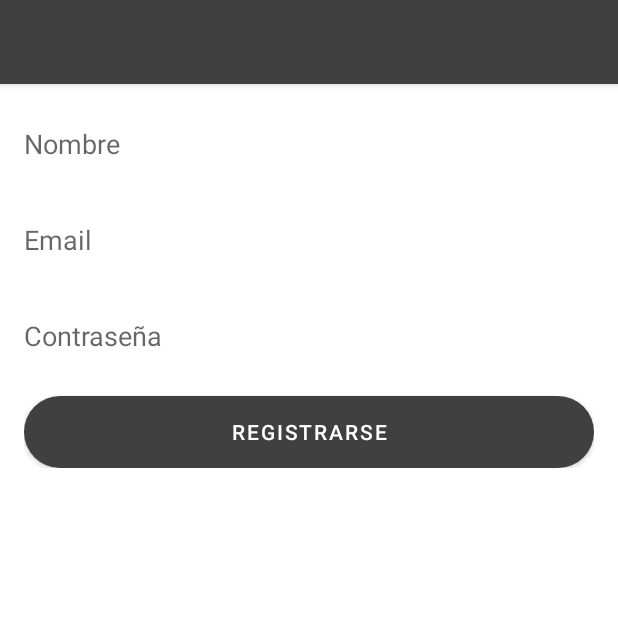
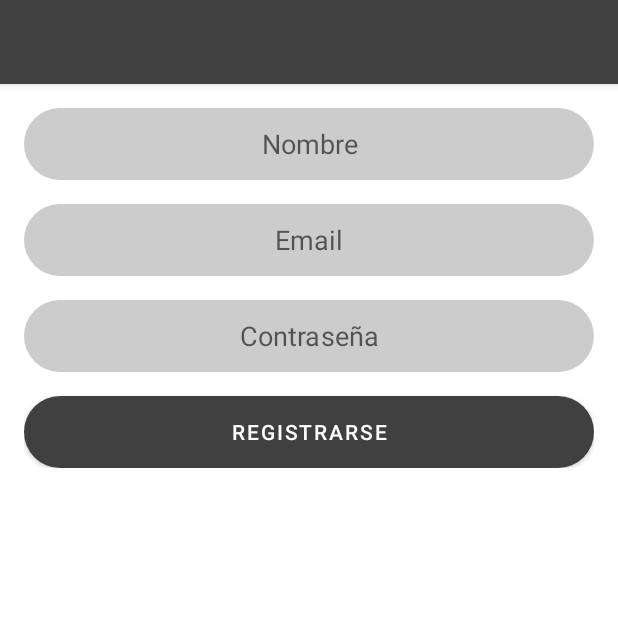
Before and after one commit to MoiBeta/TicTacToe, an Android app: the RegistroActivity screen opened directly, with no data from a screen before it, on a phone screen of 412 x 824 dp, the top half of it. Run offline under Robolectric (Android 15) with nearby library versions, the light colour scheme and no system bars; our stand-ins replace Firebase (no records; nobody signed in at launch, a user with empty details on screens opened directly).

Commit message:
AI support improved and UI details fixed

```diff
--- a/app/build.gradle
+++ b/app/build.gradle
@@ -10,8 +10,8 @@ android {
         applicationId "com.triqui.tictactoc"
         minSdk 23
         targetSdk 30
-        versionCode 3
-        versionName "1.0"
+        versionCode 4
+        versionName "1.2"
 
         testInstrumentationRunner "androidx.test.runner.AndroidJUnitRunner"
     }
--- a/app/src/main/java/com/triqui/tictactoe/ui/fragments/pvcGameFragment.java
+++ b/app/src/main/java/com/triqui/tictactoe/ui/fragments/pvcGameFragment.java
@@ -252,7 +252,7 @@ public class pvcGameFragment extends Fragment {
                 int celdaSeleccionada = computer.getCasillaAJugar(jugada.getCeldasSeleccionadas());
                 casillas.get(celdaSeleccionada).performClick();
             }
-        }, 2000);
+        }, 1000);
     }
 
     private boolean existeSolución() {
--- a/app/src/main/res/layout/activity_registro.xml
+++ b/app/src/main/res/layout/activity_registro.xml
@@ -36,30 +36,36 @@
                 android:id="@+id/editTextName"
                 android:layout_width="match_parent"
                 android:layout_height="wrap_content"
+                android:background="@drawable/edit_text_shape"
+                android:backgroundTint="#CCC"
+                android:gravity="center"
                 android:hint="Nombre"
                 android:inputType="textPersonName"
-                android:background="@drawable/edit_text_shape"
-                android:minHeight="48dp"/>
+                android:minHeight="48dp" />
 
             <EditText
                 android:id="@+id/editTextEmail"
                 android:layout_width="match_parent"
                 android:layout_height="wrap_content"
+                android:layout_marginTop="16dp"
+                android:background="@drawable/edit_text_shape"
+                android:backgroundTint="#CCC"
+                android:gravity="center"
                 android:hint="Email"
                 android:inputType="textEmailAddress"
-                android:minHeight="48dp"
-                android:layout_marginTop="16dp"
-                android:background="@drawable/edit_text_shape" />
+                android:minHeight="48dp" />
 
             <EditText
                 android:id="@+id/editTextPassword"
                 android:layout_width="match_parent"
                 android:layout_height="wrap_content"
+                android:layout_marginTop="16dp"
+                android:background="@drawable/edit_text_shape"
+                android:backgroundTint="#CCC"
+                android:gravity="center"
                 android:hint="Contraseña"
                 android:inputType="textPassword"
-                android:minHeight="48dp"
-                android:layout_marginTop="16dp"
-                android:background="@drawable/edit_text_shape" />
+                android:minHeight="48dp" />
 
             <Button
                 android:id="@+id/buttonRegistro"
```
Also changed, not shown: app/src/main/java/com/triqui/tictactoe/model/Computer.java (+61 -1 lines), app/src/main/java/com/triqui/tictactoe/ui/fragments/pvpGameFragment.java (+5 -6 lines), app/src/main/res/layout/activity_login.xml (+7 -2 lines).
